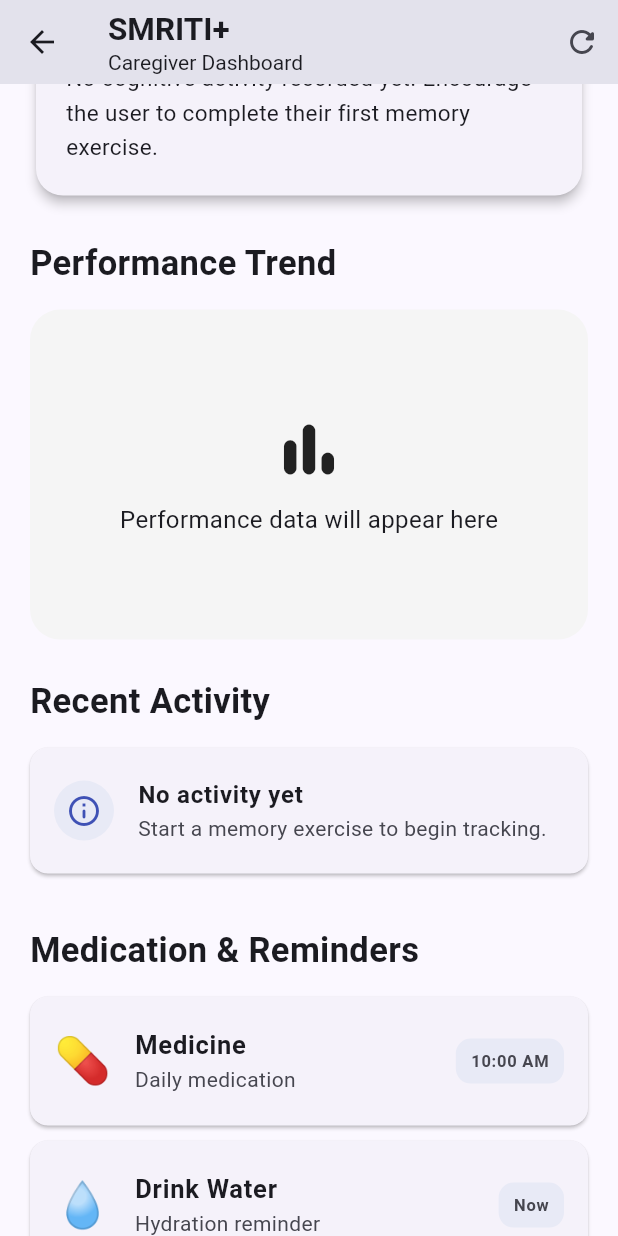
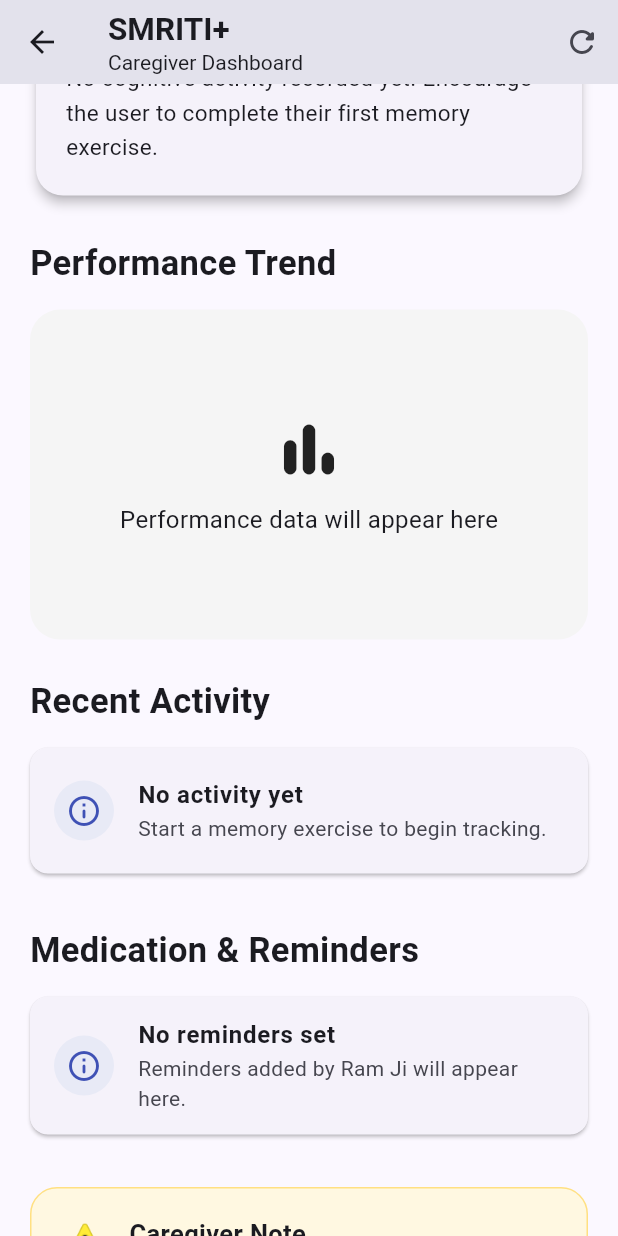
Before and after one commit to vaiiiibhav-pixel/smriti-plus, a Flutter app: the CaregiverDashboard screen opened directly, scrolled down 1152 dp, on a phone screen of 412 x 824 dp. Run offline on Flutter 3.47's test engine with Material 3 defaults, Android fonts, the phone set to English and light mode, and no system bars; our stand-ins replace flutter_tts, shared_preferences, speech_to_text; accounts and stored records are empty; Roboto replaces fonts that are missing (Arial).

Commit message:
Dashboard and voice assistant read real reminders

```diff
--- a/lib/main.dart
+++ b/lib/main.dart
@@ -901,6 +901,7 @@
   int currentDifficulty = 3;
 
   List<Map<String, dynamic>> history = [];
+  List<Map<String, String>> reminders = [];
 
   @override
   void initState() {
@@ -928,6 +929,15 @@
 
     final difficulties =
         prefs.getStringList('difficulties') ?? [];
+
+    final savedReminders = prefs.getStringList('reminders') ?? [];
+    final loadedReminders = savedReminders.map((entry) {
+      final parts = entry.split('|');
+      return {
+        "title": parts.isNotEmpty ? parts[0] : "",
+        "time": parts.length > 1 ? parts[1] : "",
+      };
+    }).toList();
 
     int totalScore = 0;
 
@@ -999,6 +1009,8 @@
 
       history =
           loadedHistory.reversed.take(8).toList();
+
+      reminders = loadedReminders;
 
       loading = false;
     });
@@ -1390,26 +1402,21 @@
 
                     const SizedBox(height: 14),
 
-                    buildDashboardReminder(
-                      icon: '💊',
-                      title: 'Medicine',
-                      subtitle: 'Daily medication',
-                      time: '10:00 AM',
-                    ),
-
-                    buildDashboardReminder(
-                      icon: '💧',
-                      title: 'Drink Water',
-                      subtitle: 'Hydration reminder',
-                      time: 'Now',
-                    ),
-
-                    buildDashboardReminder(
-                      icon: '🏥',
-                      title: 'Doctor Appointment',
-                      subtitle: 'Scheduled appointment',
-                      time: 'Tomorrow',
-                    ),
+                    if (reminders.isEmpty)
+                      buildActivityTile(
+                        icon: Icons.info_outline_rounded,
+                        title: 'No reminders set',
+                        subtitle: 'Reminders added by Ram Ji will appear here.',
+                      )
+                    else
+                      ...reminders.map(
+                        (r) => buildDashboardReminder(
+                          icon: '🔔',
+                          title: r["title"] ?? '',
+                          subtitle: 'Daily reminder',
+                          time: r["time"] ?? '',
+                        ),
+                      ),
 
                     const SizedBox(height: 25),
 
@@ -3515,6 +3522,22 @@
   String recognizedText = "Tap the microphone and speak";
   String response = "Hello! How can I help you today?";
 
+  Future<String> describeReminders() async {
+    final prefs = await SharedPreferences.getInstance();
+    final saved = prefs.getStringList('reminders') ?? [];
+
+    if (saved.isEmpty) {
+      return "You have no reminders set at the moment.";
+    }
+
+    final parts = saved.map((entry) {
+      final bits = entry.split('|');
+      return '${bits[0]} at ${bits.length > 1 ? bits[1] : ""}';
+    }).join(', ');
+
+    return "You have ${saved.length} reminder${saved.length == 1 ? '' : 's'}: $parts.";
+  }
+
   Future<void> speak(String text) async {
     await flutterTts.setLanguage("en-IN");
     await flutterTts.setSpeechRate(0.45);
@@ -3562,7 +3585,7 @@
     });
   }
 
-  void processCommand(String command) {
+  Future<void> processCommand(String command) async {
     final text = command.toLowerCase();
 
     final isMemoryCommand =
@@ -3616,15 +3639,15 @@
 
       return;
     } else if (isReminderCommand) {
-      newResponse =
-          "You have reminders for medicine at 10 AM, drinking water, and your doctor appointment tomorrow.";
+      newResponse = await describeReminders();
     } else if (isMedicineCommand) {
-      newResponse = "Your medicine reminder is scheduled for 10 AM.";
+      newResponse = await describeReminders();
     } else if (isPerformanceCommand) {
       newResponse =
           "Your recent cognitive performance is being monitored. Keep practicing your memory exercises.";
     } else if (text.contains("hello") ||
-        text.contains("hi")) {
+        text.trim() == "hi" ||
+        text.startsWith("hi ")) {
       newResponse = "Hello! It is nice to hear from you. How can I help?";
     } else {
       newResponse =
```
